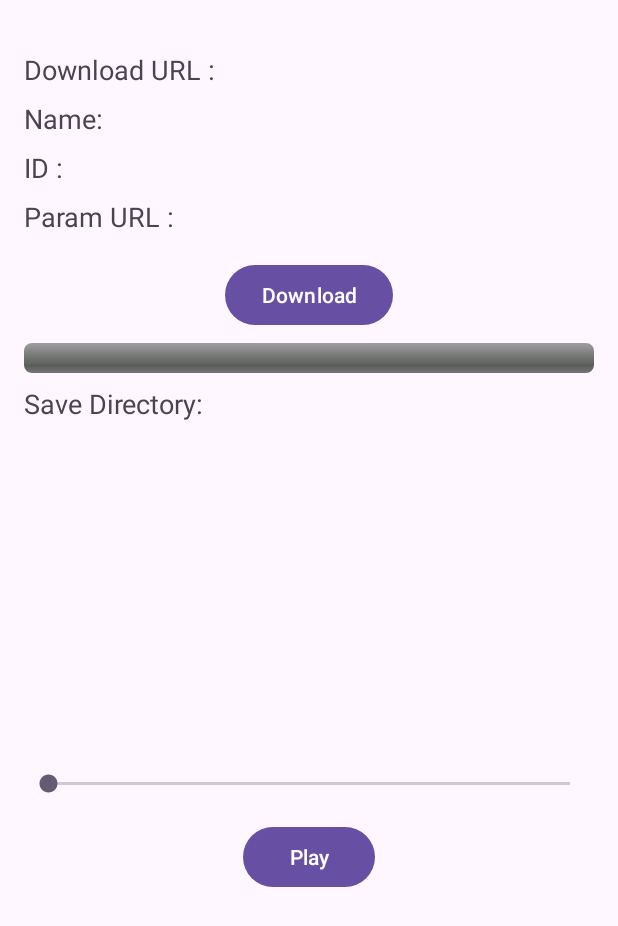
After one commit to parthpranav2/SpotifyTrackDownloader, an Android app: the layout activity_download.xml on its own in the app's theme, with its tools: preview values and no code run, on a phone screen of 412 x 824 dp. The commit adds this screen. Shown: the top 926 px of the screen. Run offline under Robolectric (Android 15) with nearby library versions, the phone set to English and light mode, and no system bars.

Commit message:
Completion of DownloadActivity and the project

```diff
--- a/app/src/main/AndroidManifest.xml
+++ b/app/src/main/AndroidManifest.xml
@@ -16,6 +16,9 @@
         android:theme="@style/Theme.FreeMusicAPIIntegratinSpotifySearchAndDownloader"
         tools:targetApi="31">
         <activity
+            android:name=".DownloadActivity"
+            android:exported="false" />
+        <activity
             android:name=".SearchActivity"
             android:exported="true">
             <intent-filter>
--- a/app/src/main/java/com/example/freemusicapiintegratinspotifysearchanddownloader/ApiResponse.kt
+++ b/app/src/main/java/com/example/freemusicapiintegratinspotifysearchanddownloader/DownloadApiResponse.kt
@@ -1,7 +1,7 @@
 package com.example.freemusicapiintegratinspotifysearchanddownloader
 
 
-data class ApiResponse(
+data class DownloadApiResponse(
     val sucess : Boolean,
-    val data : Data
+    val data : DataX
 )
--- /dev/null
+++ b/app/src/main/res/layout/activity_download.xml
@@ -0,0 +1,138 @@
+<ScrollView xmlns:android="http://schemas.android.com/apk/res/android"
+    xmlns:app="http://schemas.android.com/apk/res-auto"
+    xmlns:tools="http://schemas.android.com/tools"
+    android:layout_width="match_parent"
+    android:layout_height="match_parent"
+    >
+
+    <androidx.constraintlayout.widget.ConstraintLayout
+        android:id="@+id/main"
+        android:layout_width="match_parent"
+        android:layout_height="wrap_content"
+        tools:context=".DownloadActivity">
+
+        <TextView
+            android:id="@+id/songDownloadURL"
+            android:layout_width="0dp"
+            android:layout_height="wrap_content"
+            android:layout_marginStart="16dp"
+            android:layout_marginTop="34dp"
+            android:layout_marginEnd="16dp"
+            android:text="Download URL : "
+            android:textSize="18sp"
+            app:layout_constraintEnd_toEndOf="parent"
+            app:layout_constraintStart_toStartOf="parent"
+            app:layout_constraintTop_toTopOf="parent"/>
+
+        <TextView
+            android:id="@+id/songName"
+            android:layout_width="0dp"
+            android:layout_height="wrap_content"
+            android:layout_marginStart="16dp"
+            android:layout_marginTop="8dp"
+            android:layout_marginEnd="16dp"
+            android:text="Name: "
+            android:textSize="18sp"
+            app:layout_constraintEnd_toEndOf="parent"
+            app:layout_constraintStart_toStartOf="parent"
+            app:layout_constraintTop_toBottomOf="@+id/songDownloadURL" />
+
+        <TextView
+            android:id="@+id/songId"
+            android:layout_width="0dp"
+            android:layout_height="wrap_content"
+            android:layout_marginStart="16dp"
+            android:layout_marginTop="8dp"
+            android:layout_marginEnd="16dp"
+            android:text="ID : "
+            android:textSize="18sp"
+            app:layout_constraintEnd_toEndOf="parent"
+            app:layout_constraintHorizontal_bias="0.0"
+            app:layout_constraintStart_toStartOf="parent"
+            app:layout_constraintTop_toBottomOf="@+id/songName" />
+
+        <TextView
+            android:id="@+id/songSpotifyURL"
+            android:layout_width="0dp"
+            android:layout_height="wrap_content"
+            android:layout_marginStart="16dp"
+            android:layout_marginTop="8dp"
+            android:layout_marginEnd="16dp"
+            android:text="Param URL : "
+            android:textSize="18sp"
+            app:layout_constraintEnd_toEndOf="parent"
+            app:layout_constraintHorizontal_bias="0.0"
+            app:layout_constraintStart_toStartOf="parent"
+            app:layout_constraintTop_toBottomOf="@+id/songId" />
+
+        <Button
+            android:id="@+id/btnDownload"
+            android:layout_width="wrap_content"
+            android:layout_height="wrap_content"
+            android:layout_marginTop="16dp"
+            android:text="Download"
+            app:layout_constraintEnd_toEndOf="parent"
+            app:layout_constraintStart_toStartOf="parent"
+            app:layout_constraintTop_toBottomOf="@+id/songSpotifyURL" />
+
+        <ProgressBar
+            android:id="@+id/downloadProgressBar"
+            style="@android:style/Widget.ProgressBar.Horizontal"
+            android:layout_width="0dp"
+            android:layout_height="wrap_content"
+            android:layout_marginTop="8dp"
+            android:visibility="visible"
+            android:max="100"
+            app:layout_constraintTop_toBottomOf="@id/btnDownload"
+            app:layout_constraintStart_toStartOf="parent"
+            app:layout_constraintEnd_toEndOf="parent"
+            android:layout_marginStart="16dp"
+            android:layout_marginEnd="16dp"
+            />
+
+        <TextView
+            android:id="@+id/songSaveDirectory"
+            android:layout_width="0dp"
+            android:layout_height="wrap_content"
+            android:layout_marginStart="16dp"
+            android:layout_marginTop="8dp"
+            android:layout_marginEnd="16dp"
+            android:text="Save Directory: "
+            android:textSize="18sp"
+            app:layout_constraintEnd_toEndOf="parent"
+            app:layout_constraintStart_toStartOf="parent"
+            app:layout_constraintTop_toBottomOf="@+id/downloadProgressBar" />
+
+        <ImageView
+            android:id="@+id/coverImageView"
+            android:layout_width="200dp"
+            android:layout_height="200dp"
+            android:layout_marginTop="16dp"
+            app:layout_constraintEnd_toEndOf="parent"
+            app:layout_constraintStart_toStartOf="parent"
+            app:layout_constraintTop_toBottomOf="@+id/songSaveDirectory"
+            android:scaleType="centerCrop"/>
+
+        <SeekBar
+            android:id="@+id/seekBar"
+            android:layout_width="0dp"
+            android:layout_height="wrap_content"
+            android:layout_marginStart="16dp"
+            android:layout_marginEnd="16dp"
+            android:layout_marginTop="16dp"
+            app:layout_constraintEnd_toEndOf="parent"
+            app:layout_constraintStart_toStartOf="parent"
+            app:layout_constraintTop_toBottomOf="@+id/coverImageView" />
+
+        <Button
+            android:id="@+id/playPauseButton"
+            android:layout_width="wrap_content"
+            android:layout_height="wrap_content"
+            android:layout_marginTop="16dp"
+            android:text="Play"
+            app:layout_constraintEnd_toEndOf="parent"
+            app:layout_constraintStart_toStartOf="parent"
+            app:layout_constraintTop_toBottomOf="@+id/seekBar" />
+
+    </androidx.constraintlayout.widget.ConstraintLayout>
+</ScrollView>
```
Also changed, not shown: app/src/main/java/com/example/freemusicapiintegratinspotifysearchanddownloader/APIInterface.kt (+7 -1 lines), app/src/main/java/com/example/freemusicapiintegratinspotifysearchanddownloader/DataX.kt (added, +11 -0 lines), app/src/main/java/com/example/freemusicapiintegratinspotifysearchanddownloader/DownloadActivity.kt (added, +185 -0 lines), app/src/main/java/com/example/freemusicapiintegratinspotifysearchanddownloader/DownloadData.kt (added, +7 -0 lines), app/src/main/java/com/example/freemusicapiintegratinspotifysearchanddownloader/GlobalData.kt (added, +10 -0 lines), app/src/main/java/com/example/freemusicapiintegratinspotifysearchanddownloader/SearchActivity.kt (+71 -4 lines), app/src/main/java/com/example/freemusicapiintegratinspotifysearchanddownloader/SearchApiResponse.kt (added, +7 -0 lines), app/src/main/java/com/example/freemusicapiintegratinspotifysearchanddownloader/TracksAdapter.kt (+27 -2 lines), app/src/main/res/layout/eachitem.xml (+10 -0 lines).
